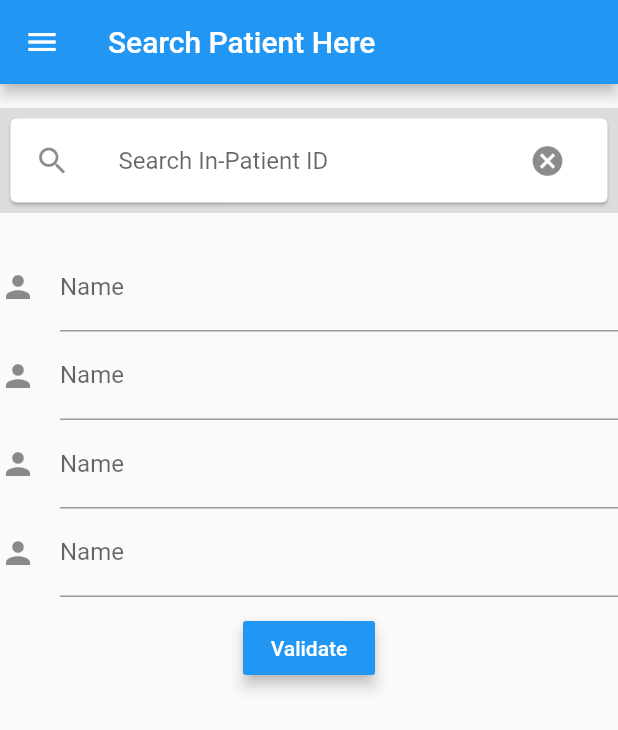
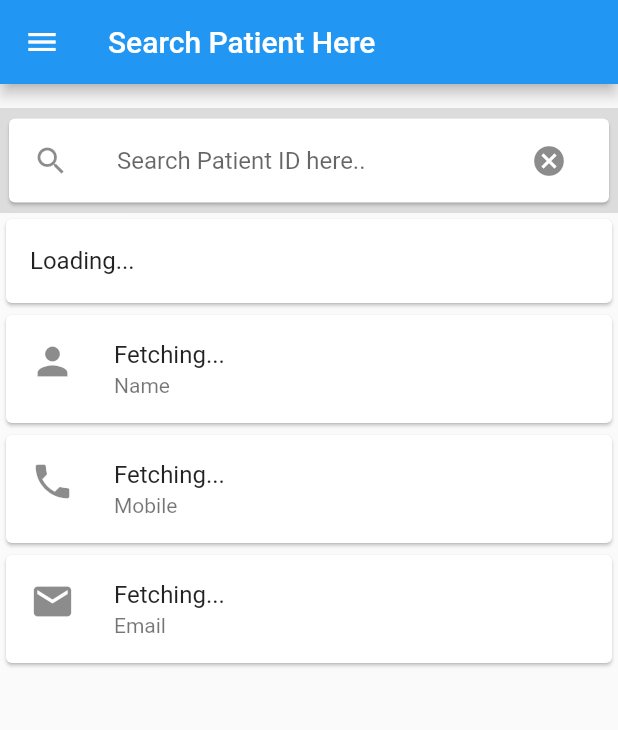
Before and after one commit to esw77277/flutter_hospital_feedback, a Flutter app: the SearchPatient screen opened directly, on a phone screen of 412 x 824 dp. Shown: the top 730 px of the screen. Run offline on Flutter 3.47's test engine with Material 2 defaults, Android fonts, the phone set to English and light mode, and no system bars; our stand-ins replace cloud_firestore, firebase_auth, firebase_database, flutter_rating_bar, flutter_signin_button, pie_chart; missing offline and left inert: grouped_buttons; accounts and stored records are empty; generated files the repository leaves out were written again.

Commit message:
Update search-in-patient.dart

```diff
--- a/flutter_login_demo-master/lib/pages/search-in-patient.dart
+++ b/flutter_login_demo-master/lib/pages/search-in-patient.dart
@@ -3,6 +3,7 @@ import 'login_signup_page.dart';
 import 'rating.dart';
 import 'userlist.dart';
 import 'package:cloud_firestore/cloud_firestore.dart';
+import 'dashboard.dart';
 
 class SearchPatient extends StatefulWidget {
   @override
@@ -11,35 +12,36 @@ class SearchPatient extends StatefulWidget {
 
 class _SearchPatientState extends State<SearchPatient> {
   TextEditingController editingController = TextEditingController();
-  List<String> duplicateItems = new List<String>();
-  var items = List<String>();
+
+  static List<String> pIds = new List<String>();
+  static List<String> pNames = new List<String>();
+  static List<String> pMobiles = new List<String>();
+  static List<String> pEmails = new List<String>();
+
+  String pID, pNAME, pEMAIL, pMOBILE;
+
+  bool isSearchActive = false;
 
   @override
   void initState() {
-    items.addAll(duplicateItems);
     super.initState();
   }
 
+  void clearSearchResults(){
+    pID = pNAME = pEMAIL = pMOBILE = 'Fetching...'; editingController.text =''; isSearchActive = false;
+  }
+
   void filterSearchResults(String query) {
-    List<String> dummySearchList = List<String>();
-    dummySearchList.addAll(duplicateItems);
-    if (query.isNotEmpty) {
-      List<String> dummyListData = List<String>();
-      dummySearchList.forEach((item) {
-        if (item.contains(query)) {
-          dummyListData.add(item);
+      for (int i = 0; i < pIds.length; i++) {
+        if (query == pIds[i]) {
+          setState(() {
+            pID = pIds[i];
+            pNAME = pNames[i];
+            pEMAIL = pEmails[i];
+            pMOBILE = pMobiles[i];
+            isSearchActive = true;
+          });
         }
-      });
-      setState(() {
-        items.clear();
-        items.addAll(dummyListData);
-      });
-      return;
-    } else {
-      setState(() {
-        items.clear();
-        items.addAll(duplicateItems);
-      });
       }
     }
 
@@ -67,6 +69,16 @@ class _SearchPatientState extends State<SearchPatient> {
                 ),
               ),
               new ListTile(
+                title: new Text("Home"),
+                trailing: new Icon(Icons.home),
+                onTap: () {
+                  Navigator.push(
+                    context,
+                    MaterialPageRoute(builder: (context) => Home()),
+                  );
+                },
+              ),
+              new ListTile(
                 title: new Text("Search Patient"),
                 trailing: new Icon(Icons.person),
                 onTap: () {
@@ -82,7 +94,7 @@ class _SearchPatientState extends State<SearchPatient> {
                 onTap: () {
                   Navigator.push(
                     context,
-                    MaterialPageRoute(builder: (context) => Reg()),
+                    MaterialPageRoute(builder: (context) => SearchPatient()),
                   );
                 },
               ),
@@ -96,16 +108,16 @@ class _SearchPatientState extends State<SearchPatient> {
                   );
                 },
               ),
-              new ListTile(
-                title: new Text("Search Patient"),
+              /*new ListTile(
+              title: new Text("NABH Dashboard"),
               trailing: new Icon(Icons.dashboard),
               onTap: () {
                 Navigator.push(
                   context,
-                    MaterialPageRoute(builder: (context) => SearchPatient()),
+                  MaterialPageRoute(builder: (context) => NABHdashboard()),
                 );
               },
-              ),
+            ),*/
               new ListTile(
                 title: new Text("User List"),
                 trailing: new Icon(Icons.person_pin_circle),
@@ -131,7 +143,6 @@ class _SearchPatientState extends State<SearchPatient> {
         ),
         body: Column(children: <Widget>[
           StreamBuilder(
-              //stream: bloc.getReult,
               stream: Firestore.instance
                   .collection('In-Patient-Details')
                   .snapshots(),
@@ -140,11 +151,21 @@ class _SearchPatientState extends State<SearchPatient> {
                 if (!snapshot.hasData) {
                   return Text('Loading Data... Please Wait');
                 }
-                duplicateItems =
-                    new List<String>(snapshot.data.documents.length);
+                int listSize = snapshot.data.documents.length;
+                pEmails.length =
+                    pMobiles.length = pNames.length = pIds.length = listSize;
                 for (int i = 0; i < snapshot.data.documents.length; i++) {
-                  duplicateItems[i] = (snapshot.data.documents[i]['ID'] != null)
+                  pIds[i] = (snapshot.data.documents[i]['ID'] != null)
                       ? snapshot.data.documents[i]['ID']
+                      : 'NA';
+                  pNames[i] = (snapshot.data.documents[i]['NAME'] != null)
+                      ? snapshot.data.documents[i]['NAME']
+                      : 'NA';
+                  pMobiles[i] = (snapshot.data.documents[i]['MOBILE'] != null)
+                      ? snapshot.data.documents[i]['MOBILE']
+                      : 'NA';
+                  pEmails[i] = (snapshot.data.documents[i]['EMAIL'] != null)
+                      ? snapshot.data.documents[i]['EMAIL']
                       : 'NA';
                 }
                 return Text('');
@@ -152,100 +173,92 @@ class _SearchPatientState extends State<SearchPatient> {
           new Container(
             color: Colors.black12,
             child: new Padding(
-              padding: const EdgeInsets.all(3.0),
+              padding: EdgeInsets.symmetric(vertical: 3.0, horizontal: 2.0),
               child: new Card(
                 child: new ListTile(
                   leading: new Icon(Icons.search),
                   title: new TextField(
-                    onSubmitted: (vlaue) {
+                    onSubmitted: (value) {
                       Text('submitted');
                     },
                     onChanged: (value) {
+                      if (value.length > 5)
                         filterSearchResults(value);
                     },
                     controller: editingController,
                     decoration: new InputDecoration(
-                        hintText: 'Search In-Patient ID',
+                        hintText: 'Search Patient ID here.. ',
                         border: InputBorder.none),
                   ),
                   trailing: new IconButton(
                     icon: new Icon(Icons.cancel),
-                    onPressed: () {},
+                    onPressed: () {
+                      setState(() {
+                        clearSearchResults();
+                      });
+                    },
                   ),
                 ),
-
-
               ),
-
-
             ),
-
           ),
-          SizedBox(
-            height: 20.0,
-            width: 20.0,
+          Column(children: <Widget>[
+            Card(child: ListTile(
+                title: Text(pID != null ? pID : 'Loading...'))
             ),
-          FormUI(),
-          Expanded(
+            Card(
+              child: ListTile(
+                leading: Icon(Icons.person,size: 30.0),
+                title: Text(pNAME != null ? pNAME : 'Fetching...'),
+                subtitle: Text(isSearchActive ? 'Name Verified.' : 'Name'),
+                //trailing: Icon(Icons.more_vert),
+              ),
+            ),
+            Card(
+              child: ListTile(
+                leading: Icon(Icons.phone,size: 30.0),
+                title: Text(pMOBILE != null ? pMOBILE : 'Fetching...'),
+                subtitle: Text(isSearchActive ? 'Mobile Verified.' : 'Mobile'),
+              ),
+            ),
+            Card(
+              child: ListTile(
+                leading: Icon(Icons.mail,size: 30.0),
+                title: Text(pEMAIL != null ? pEMAIL : 'Fetching...'),
+                subtitle: Text(isSearchActive ? 'Email Verified.' : 'Email'),
+              ),
+            ),
+          ]),
+          /*Expanded(
             child: ListView.builder(
               shrinkWrap: true,
               itemCount: items.length,
               itemBuilder: (context, index) {
                 return ListTile(
                   title: Text('${items[index]}'),
+                  onTap: () {
+                    setState(() {
+                      editingController.text = items[index];
+                      items.clear();
+                      items.length = 0;
+                    });
+                  },
                 );
               },
             ),
+          ),*/
+          /*RaisedButton(
+            child: const Text(
+              'Submit',
+              style: TextStyle(color: Colors.white, fontSize: 15),
             ),
+            color: Theme.of(context).accentColor,
+            elevation: 4.0,
+            splashColor: Colors.blueGrey,
+            onPressed: () {
+              // Perform some action
+            },
+          ),*/
         ]));
   }
-
-// Here is our Form UI
-  Widget FormUI() {
-    return new Column(
-
-      children: <Widget>[
-        new TextFormField(
-          decoration: const InputDecoration(
-            icon: const Icon(Icons.person),
-            hintText: 'Enter your first and last name',
-            labelText: 'Name',
-          ),
-        ),
-        new TextFormField(
-          decoration: const InputDecoration(
-            icon: const Icon(Icons.person),
-            hintText: 'Enter your first and last name',
-            labelText: 'Name',
-          ),
-        ),
-        new TextFormField(
-          decoration: const InputDecoration(
-            icon: const Icon(Icons.person),
-            hintText: 'Enter your first and last name',
-            labelText: 'Name',
-          ),
-        ),
-        new TextFormField(
-          decoration: const InputDecoration(
-
-            icon: const Icon(Icons.person),
-            hintText: 'Enter your first and last name',
-            labelText: 'Name',
-          ),
-        ),
-        new SizedBox(
-          height: 10.0,
-        ),
-        new RaisedButton(
-          elevation: 4.0,
-          color: Theme.of(context).accentColor,
-          onPressed: _validateInputs,
-          child: new Text('Validate',style: TextStyle(color: Colors.white),),
-        )
-      ],
-    );
 }
-
-  void _validateInputs() {}
-}
```
Lines whose indentation alone changed are shown as unchanged.
